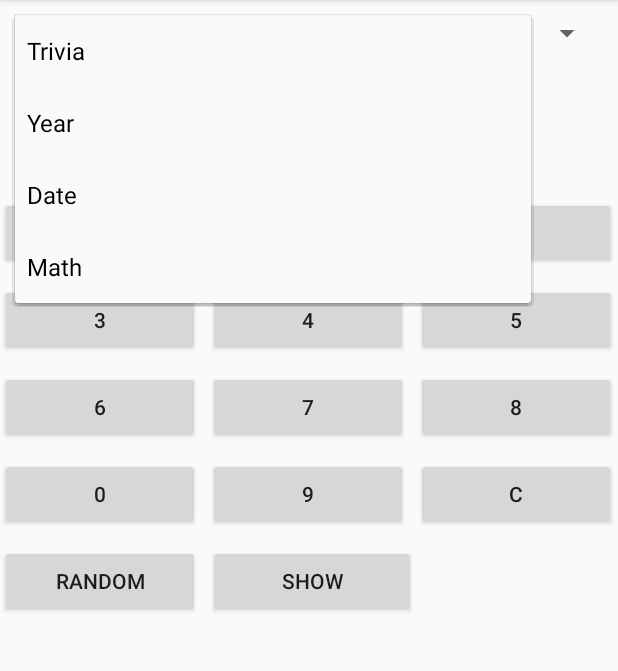
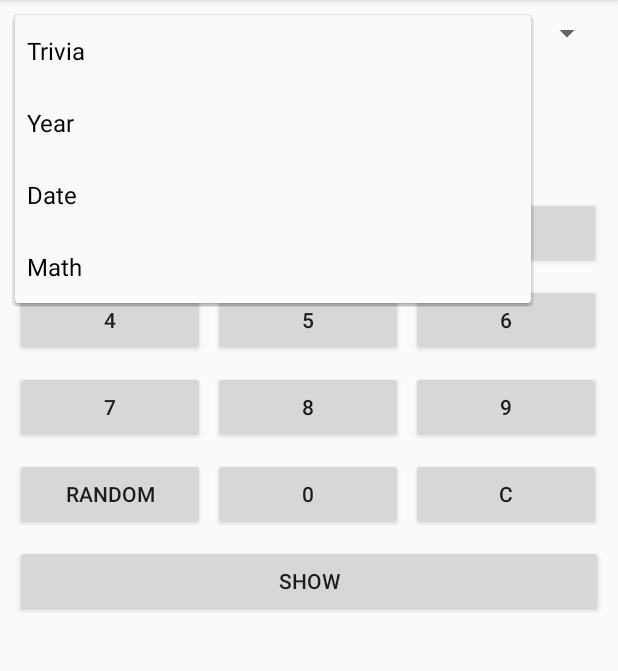
Before and after one commit to eliasLoker/Numbers, an Android app: the screen it shows after launch (MainActivity), after a tap on "Trivia", on a phone screen of 412 x 824 dp, the part 84-755 px from its top. Run offline under Robolectric (Android 15) with nearby library versions, the phone set to English and light mode, and no system bars; our stand-ins replace data binding; 2 other taps on this screen came first.

```diff
--- a/app/src/main/java/com/example/myplaceinfo/Controller.kt
+++ b/app/src/main/java/com/example/myplaceinfo/Controller.kt
@@ -1,7 +1,6 @@
 package com.example.myplaceinfo
 
-import com.example.myplaceinfo.showip.retrofit.MessageAPI
-import com.example.myplaceinfo.showip.retrofit.MessageIp
+import com.example.myplaceinfo.start.retrofit.MessageAPI
 import com.google.gson.GsonBuilder
 import retrofit2.Retrofit
 import retrofit2.converter.gson.GsonConverterFactory
--- a/app/src/main/java/com/example/myplaceinfo/MainActivity.kt
+++ b/app/src/main/java/com/example/myplaceinfo/MainActivity.kt
@@ -2,7 +2,7 @@ package com.example.myplaceinfo
 
 import androidx.appcompat.app.AppCompatActivity
 import android.os.Bundle
-import com.example.myplaceinfo.showip.ShowIpFragment
+import com.example.myplaceinfo.start.StartFragment
 
 class MainActivity : AppCompatActivity() {
 
@@ -10,10 +10,10 @@ class MainActivity : AppCompatActivity() {
         super.onCreate(savedInstanceState)
         setContentView(R.layout.activity_main)
 
-        val fragment = supportFragmentManager.findFragmentById(R.id.container)
+        val fragment = supportFragmentManager.findFragmentById(R.id.fragment_container)
         if (fragment == null) {
-            supportFragmentManager.beginTransaction()
-                .add(R.id.fragment_container, ShowIpFragment.newInstance())
+                supportFragmentManager.beginTransaction()
+                .add(R.id.fragment_container, StartFragment.newInstance())
                 .commit()
         }
     }
--- a/app/src/main/java/com/example/myplaceinfo/showip/viewmodel/ShowIpViewModelImpl.kt
+++ /dev/null
@@ -1,37 +0,0 @@
-package com.example.myplaceinfo.showip.viewmodel
-
-import androidx.databinding.ObservableField
-import androidx.lifecycle.ViewModel
-import com.example.myplaceinfo.SingleLiveEvent
-import com.example.myplaceinfo.showip.events.FragmentEvent
-import com.example.myplaceinfo.showip.events.ShowIpEvent
-
-/**
- * Created by Alexandr Mikhalev on 24.05.2019.
- *
- * @author Alexandr Mikhalev
- */
-class ShowIpViewModelImpl : ViewModel(), ShowIpViewModel {
-
-    override val detailedState: ObservableField<Boolean> = ObservableField(false)
-    override val ip: ObservableField<String> = ObservableField(" ")
-    override val progressBarState: ObservableField<Boolean> = ObservableField(false)
-    override val showIpEvent: SingleLiveEvent<ShowIpEvent> = SingleLiveEvent()
-    override val fragmentEvent: SingleLiveEvent<FragmentEvent> = SingleLiveEvent()
-
-    override fun onClickShowIpButton() {
-        //progressBarState.set((!progressBarState.get())!!)
-        progressBarState.set(true)
-        val ipEvent = ShowIpEvent()
-        showIpEvent.postValue(ipEvent)
-    }
-
-    override fun onClickShowDetailsButton() {
-        TODO("not implemented") //To change body of created functions use File | Settings | File Templates.
-    }
-
-    override fun onResponseCallback(ip: String?) {
-        progressBarState.set(false)
-        this.ip.set(ip)
-    }
-}
--- a/app/src/main/java/com/example/myplaceinfo/showip/ShowIpFragment.kt
+++ b/app/src/main/java/com/example/myplaceinfo/start/StartFragment.kt
@@ -1,18 +1,20 @@
-package com.example.myplaceinfo.showip
+package com.example.myplaceinfo.start
 
 import android.os.Bundle
 import android.view.LayoutInflater
 import android.view.View
 import android.view.ViewGroup
+import android.widget.Toast
 import androidx.databinding.DataBindingUtil
 import androidx.fragment.app.Fragment
 import androidx.lifecycle.Observer
 import androidx.lifecycle.ViewModelProviders
 import com.example.myplaceinfo.Controller
 import com.example.myplaceinfo.R
-import com.example.myplaceinfo.showip.retrofit.MessageIp
-import com.example.myplaceinfo.showip.viewmodel.ShowIpViewModel
-import com.example.myplaceinfo.showip.viewmodel.ShowIpViewModelImpl
+import com.example.myplaceinfo.ShowDetailsDialog
+import com.example.myplaceinfo.start.retrofit.MessageIp
+import com.example.myplaceinfo.start.viewmodel.StartViewModel
+import com.example.myplaceinfo.start.viewmodel.StartViewModelImpl
 import retrofit2.Call
 import retrofit2.Callback
 import retrofit2.Response
@@ -22,37 +24,40 @@ import retrofit2.Response
  *
  * @author Alexandr Mikhalev
  */
-class ShowIpFragment : Fragment() {
+class StartFragment : Fragment() {
 
-    private var mShowIpViewModel: ShowIpViewModel? = null
+    private var mStartViewModel: StartViewModel? = null
     private var mFragmentShowIpBinding: com.example.myplaceinfo.databinding.FragmentShowIpBinding? = null
 
     override fun onCreate(savedInstanceState: Bundle?) {
         super.onCreate(savedInstanceState)
-        mShowIpViewModel = ViewModelProviders.of(this).get<ShowIpViewModelImpl>(ShowIpViewModelImpl::class.java)
+        mStartViewModel = ViewModelProviders.of(this).get<StartViewModelImpl>(StartViewModelImpl::class.java)
     }
 
     override fun onCreateView(inflater: LayoutInflater, container: ViewGroup?, savedInstanceState: Bundle?): View? {
         mFragmentShowIpBinding = DataBindingUtil.inflate(inflater, R.layout.fragment_show_ip, container, false)
-        mFragmentShowIpBinding!!.viewModel = mShowIpViewModel
+        mFragmentShowIpBinding!!.viewModel = mStartViewModel
         init()
         return mFragmentShowIpBinding!!.root
     }
 
     private fun init() {
-        mShowIpViewModel!!.showIpEvent.observe(this, Observer { getMyIp() })
+        mStartViewModel!!.showIpEvent.observe(this, Observer { getMyIp(mStartViewModel!!.number.get()) })
     }
 
-    private fun getMyIp() {
-        val messages = Controller.messageIp.messages()
+    private fun getMyIp(number: String?) {
+        val messages = Controller.messageIp.messages(number!!)
 
         messages.enqueue(object : Callback<MessageIp> {
             override fun onFailure(call: Call<MessageIp>, t: Throwable) {
-                TODO("not implemented") //To change body of created functions use File | Settings | File Templates.
+                Toast.makeText(context, "ERROR", Toast.LENGTH_SHORT).show()
             }
 
             override fun onResponse(call: Call<MessageIp>, response: Response<MessageIp>) {
-                mShowIpViewModel!!.onResponseCallback(response.body()!!.text)
+                //mStartViewModel!!.onResponseCallback(response.body()!!.text)
+                //Toast.makeText(context, response.body()!!.text, Toast.LENGTH_SHORT).show()
+                val showDetailsDialog = ShowDetailsDialog().newInstance(response.body()!!.text)
+                showDetailsDialog.show(childFragmentManager, "sdfsdfs")
             }
         })
     }
@@ -61,9 +66,9 @@ class ShowIpFragment : Fragment() {
 
         private val TAG = "MainActivity"
 
-        fun newInstance(): ShowIpFragment {
+        fun newInstance(): StartFragment {
             val args = Bundle()
-            val fragment = ShowIpFragment()
+            val fragment = StartFragment()
             fragment.arguments = args
             return fragment
         }
--- a/app/src/main/java/com/example/myplaceinfo/showip/events/FragmentEvent.kt
+++ b/app/src/main/java/com/example/myplaceinfo/start/events/FragmentEvent.kt
@@ -1,4 +1,4 @@
-package com.example.myplaceinfo.showip.events
+package com.example.myplaceinfo.start.events
 
 /**
  * Created by Alexandr Mikhalev on 24.05.2019.
--- a/app/src/main/java/com/example/myplaceinfo/showip/events/ShowIpEvent.kt
+++ b/app/src/main/java/com/example/myplaceinfo/start/events/ShowIpEvent.kt
@@ -1,4 +1,4 @@
-package com.example.myplaceinfo.showip.events
+package com.example.myplaceinfo.start.events
 
 /**
  * Created by Alexandr Mikhalev on 24.05.2019.
--- a/app/src/main/java/com/example/myplaceinfo/showip/retrofit/MessageIp.kt
+++ b/app/src/main/java/com/example/myplaceinfo/start/retrofit/MessageIp.kt
@@ -1,4 +1,4 @@
-package com.example.myplaceinfo.showip.retrofit
+package com.example.myplaceinfo.start.retrofit
 
 import com.google.gson.annotations.SerializedName
 
--- a/app/src/main/java/com/example/myplaceinfo/showip/viewmodel/ShowIpViewModel.kt
+++ b/app/src/main/java/com/example/myplaceinfo/start/viewmodel/StartViewModel.kt
@@ -1,20 +1,18 @@
-package com.example.myplaceinfo.showip.viewmodel
+package com.example.myplaceinfo.start.viewmodel
 
 import androidx.databinding.ObservableField
 import com.example.myplaceinfo.SingleLiveEvent
-import com.example.myplaceinfo.showip.events.FragmentEvent
-import com.example.myplaceinfo.showip.events.ShowIpEvent
+import com.example.myplaceinfo.start.events.FragmentEvent
+import com.example.myplaceinfo.start.events.ShowIpEvent
 
 /**
  * Created by Alexandr Mikhalev on 24.05.2019.
  *
  * @author Alexandr Mikhalev
  */
-interface ShowIpViewModel {
+interface StartViewModel {
 
-  val detailedState: ObservableField<Boolean>
-
-  val ip: ObservableField<String>
+  val number: ObservableField<String>
 
   val progressBarState: ObservableField<Boolean>
 
@@ -27,4 +25,12 @@ interface ShowIpViewModel {
   fun onClickShowDetailsButton()
 
   fun onResponseCallback(ip: String?)
+
+  fun onClickNumberButton(number: Int)
+
+  fun onClickRandomButton(str: String)
+
+  fun onClickReset()
+
+  fun onClickNull()
 }
--- /dev/null
+++ b/app/src/main/res/drawable/ic_cancel.xml
@@ -0,0 +1,4 @@
+<vector android:height="24dp" android:viewportHeight="426.667"
+    android:viewportWidth="426.667" android:width="24dp" xmlns:android="http://schemas.android.com/apk/res/android">
+    <path android:fillColor="#FC0000" android:pathData="M213.333,0C95.514,0 0,95.514 0,213.333s95.514,213.333 213.333,213.333s213.333,-95.514 213.333,-213.333S331.153,0 213.333,0zM330.995,276.689l-54.302,54.306l-63.36,-63.356l-63.36,63.36l-54.302,-54.31l63.356,-63.356l-63.356,-63.36l54.302,-54.302l63.36,63.356l63.36,-63.356l54.302,54.302l-63.356,63.36L330.995,276.689z"/>
+</vector>
--- a/app/src/main/res/layout/fragment_show_ip.xml
+++ b/app/src/main/res/layout/fragment_show_ip.xml
@@ -5,7 +5,7 @@
     <data>
         <variable
                 name="viewModel"
-                type="com.example.myplaceinfo.showip.viewmodel.ShowIpViewModel"/>
+                type="com.example.myplaceinfo.start.viewmodel.StartViewModel"/>
         <import type="android.view.View"/>
     </data>
 
@@ -30,7 +30,7 @@
                 android:id="@+id/input_field"
                 android:layout_width="0dp"
                 android:layout_height="wrap_content"
-                android:text="0"
+                android:text="@{viewModel.number}"
                 android:textSize="50sp"
                 android:textColor="@color/colorBlack"
                 android:layout_marginTop="10dp"
@@ -40,72 +40,86 @@
                 app:layout_constraintTop_toBottomOf="@id/spinner"/>
 
         <TableLayout
+                android:id="@+id/table_layout"
                 android:layout_width="0dp"
-                android:layout_height="0dp"
+                android:layout_height="wrap_content"
                 android:stretchColumns="*"
                 android:layout_marginTop="20dp"
+                android:layout_marginStart="10dp"
+                android:layout_marginEnd="10dp"
                 app:layout_constraintStart_toStartOf="parent"
                 app:layout_constraintEnd_toEndOf="parent"
-                app:layout_constraintTop_toBottomOf="@id/input_field"
-                app:layout_constraintBottom_toBottomOf="parent">
+                app:layout_constraintTop_toBottomOf="@id/input_field">
 
             <TableRow>
                 <Button
-                        android:text="1"/>
+                        android:text="1"
+                        android:onClick="@{() -> viewModel.onClickNumberButton(1)}"/>
                 <Button
                         android:text="2"
                         android:layout_marginStart="5dp"
-                        android:layout_marginEnd="5dp"/>
+                        android:layout_marginEnd="5dp"
+                        android:onClick="@{() -> viewModel.onClickNumberButton(2)}"/>
                 <Button
-                        android:text="3"/>
+                        android:text="3"
+                        android:onClick="@{() -> viewModel.onClickNumberButton(3)}"/>
             </TableRow>
 
             <TableRow
                     android:layout_marginTop="10dp">
                 <Button
-                        android:text="3"/>
+                        android:text="4"
+                        android:onClick="@{() -> viewModel.onClickNumberButton(4)}"/>
                 <Button
-                        android:text="4"
+                        android:text="5"
+                        android:onClick="@{() -> viewModel.onClickNumberButton(5)}"
                         android:layout_marginStart="5dp"
                         android:layout_marginEnd="5dp"/>
                 <Button
-                        android:text="5"/>
+                        android:text="6"
+                        android:onClick="@{() -> viewModel.onClickNumberButton(6)}"/>
             </TableRow>
 
             <TableRow
                     android:layout_marginTop="10dp">
                 <Button
-                        android:text="6"/>
+                        android:text="7"
+                        android:onClick="@{() -> viewModel.onClickNumberButton(7)}"/>
                 <Button
-                        android:text="7"
+                        android:text="8"
+                        android:onClick="@{() -> viewModel.onClickNumberButton(8)}"
                         android:layout_marginStart="5dp"
                         android:layout_marginEnd="5dp"/>
                 <Button
-                        android:text="8"/>
+                        android:text="9"
+                        android:onClick="@{() -> viewModel.onClickNumberButton(9)}"/>
             </TableRow>
 
             <TableRow
                     android:layout_marginTop="10dp">
                 <Button
-                        android:text="0"/>
+                        android:text="Random"
+                        android:onClick="@{() -> viewModel.onClickRandomButton(@string/random)}"/>
                 <Button
-                        android:text="9"
+                        android:text="0"
+                        android:onClick="@{() -> viewModel.onClickNumberButton(0)}"
                         android:layout_marginStart="5dp"
                         android:layout_marginEnd="5dp"/>
                 <Button
-                        android:text="C"/>
-            </TableRow>
-
-            <TableRow
-                    android:layout_marginTop="10dp">
-                <Button
-                        android:text="Random"/>
-                <Button
-                        android:layout_marginStart="5dp"
-                        android:text="Show"/>
+                        android:text="C"
+                        android:onClick="@{() -> viewModel.onClickReset()}"/>
             </TableRow>
 
         </TableLayout>
 
+        <Button
+                android:layout_width="0dp"
+                android:layout_height="wrap_content"
+                android:text="Show"
+                android:layout_marginTop="10dp"
+                android:onClick="@{() -> viewModel.onClickShowIpButton()}"
+                app:layout_constraintStart_toStartOf="@id/table_layout"
+                app:layout_constraintEnd_toEndOf="@id/table_layout"
+                app:layout_constraintTop_toBottomOf="@id/table_layout"/>
     </androidx.constraintlayout.widget.ConstraintLayout>
 </layout>
--- a/app/src/main/res/values/colors.xml
+++ b/app/src/main/res/values/colors.xml
@@ -4,4 +4,6 @@
     <color name="colorPrimaryDark">#00574B</color>
     <color name="colorAccent">#D81B60</color>
     <color name="colorBlack">#000000</color>
+    <color name="colorRed">#FC0000</color>
+    <color name="colorRedLight">#FF7575</color>
 </resources>
--- a/app/src/main/res/values/strings.xml
+++ b/app/src/main/res/values/strings.xml
@@ -4,6 +4,7 @@
     <string name="for_show_details_btn">More detailed</string>
     <string name="for_show_info_btn">show details</string>
     <string name="for_your_ip_text_view">Your IP:</string>
+    <string name="random">Random</string>
     <string-array name="typelist">
         <item>Trivia</item>
         <item>Year</item>
```
Also changed, not shown: app/src/main/java/com/example/myplaceinfo/Dialoooog.java (added, +21 -0 lines), app/src/main/java/com/example/myplaceinfo/ShowDetailsDialog.kt (added, +77 -0 lines), app/src/main/java/com/example/myplaceinfo/showip/retrofit/MessageAPI.kt (deleted, +0 -15 lines), app/src/main/java/com/example/myplaceinfo/start/retrofit/MessageAPI.kt (added, +17 -0 lines), app/src/main/java/com/example/myplaceinfo/start/viewmodel/StartViewModelImpl.kt (added, +65 -0 lines), app/src/main/res/drawable/ic_bingo.xml (added, +23 -0 lines), app/src/main/res/layout/dialog_show_details.xml (added, +53 -0 lines), app/src/main/res/layout/show_details.xml (added, +53 -0 lines).
